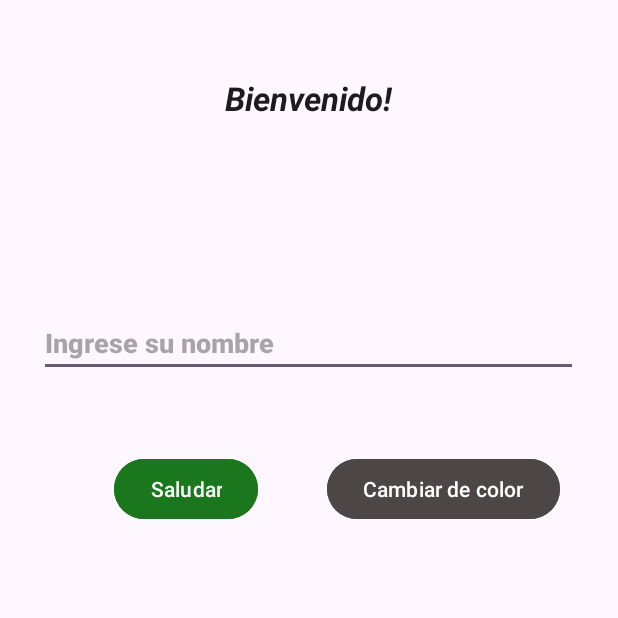
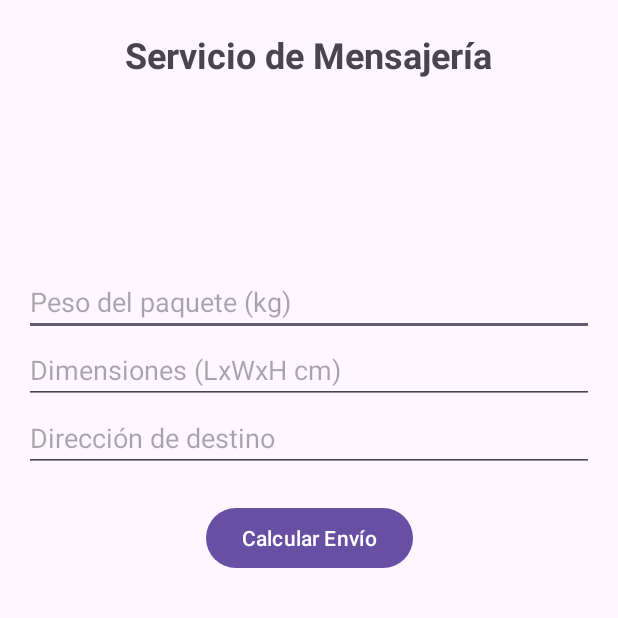
Before and after one commit to joacopastor/appMoviles, an Android app: the screen it shows after launch (MainActivity), on a phone screen of 412 x 824 dp, the top half of it. Run offline under Robolectric (Android 15) with nearby library versions, the phone set to English and light mode, and no system bars.

Commit message:
chore: change full structure

```diff
--- a/app/src/main/java/com/example/practicas/MainActivity.java
+++ b/app/src/main/java/com/example/practicas/MainActivity.java
@@ -7,48 +7,63 @@ import android.widget.Button;
 import android.widget.EditText;
 import android.widget.TextView;
 import android.graphics.Color;
+import android.widget.LinearLayout;
 
 
 public class MainActivity extends AppCompatActivity {
 
-    private TextView helloTextView;
-    private EditText nombre;
-    private boolean isBlack = true;
+    private EditText etWeight, etDimensions, etDestination;
+    private Button btnCalculate;
+    private LinearLayout llFields;
 
     @Override
     protected void onCreate(Bundle savedInstanceState) {
         super.onCreate(savedInstanceState);
         setContentView(R.layout.activity_main);
-        helloTextView = findViewById(R.id.textoEj);
-        nombre = findViewById(R.id.nombre);
-        Button saludarBtn = findViewById(R.id.saludarBtn);
-        Button colorChangeBtn = findViewById(R.id.colorChangeBtn);
 
-        saludarBtn.setOnClickListener(new View.OnClickListener(){
+        // Referencias a los elementos de la vista
+        etWeight = findViewById(R.id.etWeight);
+        etDimensions = findViewById(R.id.etDimensions);
+        etDestination = findViewById(R.id.etDestination);
+        btnCalculate = findViewById(R.id.btnCalculate);
+        llFields = findViewById(R.id.llFields);
+
+        // Evento onClick para el botón de calcular
+        btnCalculate.setOnClickListener(new View.OnClickListener() {
             @Override
-            public void onClick(View v){
-                String name = nombre.getText().toString();
-                helloTextView.setText("Hola " + name + ", bienvenido/a!!");
+            public void onClick(View v) {
+                calcularEnvio();
             }
         });
-
-        // Cambiar de color el fondo
-        colorChangeBtn.setOnClickListener(new View.OnClickListener(){
-            @Override
-            public void onClick(View v) {
-                if (isBlack) {
-                    v.getRootView().setBackgroundColor(Color.WHITE); // Cambia el fondo a blanco
-                    helloTextView.setTextColor(Color.BLACK);
-                    nombre.setTextColor(Color.BLACK);
-                } else {
-                    v.getRootView().setBackgroundColor(Color.BLACK);// Cambia el fondo a negro
-                    helloTextView.setTextColor(Color.WHITE);
-                    nombre.setTextColor(Color.WHITE);
-                }
-                isBlack = !isBlack; // Alterna el valor de isBlack
-            }
-        });
-
     }
 
+    // Método para calcular el envío y mostrar resultados
+    private void calcularEnvio() {
+        String peso = etWeight.getText().toString();
+        String dimensiones = etDimensions.getText().toString();
+        String destino = etDestination.getText().toString();
+
+        // Lógica simplificada para estimar precio y tiempo
+        double precioEstimado = calcularPrecio(peso, dimensiones);
+        String fechaEntrega = calcularFechaEntrega(destino);
+
+        // Crear y agregar TextView dinámico para mostrar resultados
+        TextView tvResult = new TextView(this);
+        tvResult.setText("Precio Estimado: $" + precioEstimado + "\nFecha Estimada de Entrega: " + fechaEntrega);
+        tvResult.setTextSize(16);
+        llFields.addView(tvResult);
+    }
+
+    // Función que simula el cálculo del precio basado en el peso y dimensiones
+    private double calcularPrecio(String peso, String dimensiones) {
+        // Simplificación: convertir peso a double y aplicar un factor de coste
+        double pesoDouble = peso.isEmpty() ? 0 : Double.parseDouble(peso);
+        return pesoDouble * 10; // Factor de coste arbitrario para el ejemplo
+    }
+
+    // Función que simula el cálculo de la fecha de entrega basada en el destino
+    private String calcularFechaEntrega(String destino) {
+        // Simplificación: retorno de fecha fija
+        return "5-7 días hábiles";
+    }
 }
--- a/app/src/main/res/layout/activity_main.xml
+++ b/app/src/main/res/layout/activity_main.xml
@@ -1,75 +1,92 @@
 <?xml version="1.0" encoding="utf-8"?>
-<androidx.constraintlayout.widget.ConstraintLayout xmlns:android="http://schemas.android.com/apk/res/android"
+<androidx.constraintlayout.widget.ConstraintLayout
+    xmlns:android="http://schemas.android.com/apk/res/android"
     xmlns:app="http://schemas.android.com/apk/res-auto"
     xmlns:tools="http://schemas.android.com/tools"
-    android:layout_width="wrap_content"
-    android:layout_height="wrap_content"
+    android:layout_width="match_parent"
+    android:layout_height="match_parent"
     tools:context=".MainActivity">
 
-    <androidx.constraintlayout.widget.ConstraintLayout
-        android:id="@+id/linearLayout"
-        android:layout_width="411dp"
-        android:layout_height="400dp"
-        app:layout_constraintBottom_toBottomOf="parent"
+    <!-- Título de la App -->
+    <TextView
+        android:id="@+id/tvTitle"
+        android:layout_width="wrap_content"
+        android:layout_height="wrap_content"
+        android:text="Servicio de Mensajería"
+        android:textSize="24sp"
+        android:textStyle="bold"
+        app:layout_constraintTop_toTopOf="parent"
+        app:layout_constraintStart_toStartOf="parent"
         app:layout_constraintEnd_toEndOf="parent"
-        app:layout_constraintHorizontal_bias="0.0"
+        android:layout_marginTop="20dp"/>
+
+    <!-- Imagen representativa -->
+    <ImageView
+        android:id="@+id/ivLogo"
+        android:layout_width="100dp"
+        android:layout_height="100dp"
+        app:layout_constraintTop_toBottomOf="@+id/tvTitle"
         app:layout_constraintStart_toStartOf="parent"
-        app:layout_constraintTop_toTopOf="parent"
-        app:layout_constraintVertical_bias="1.0">
+        app:layout_constraintEnd_toEndOf="parent"
+        android:layout_marginTop="10dp"/>
 
-        <TextView
-            android:id="@+id/textoEj"
-            android:layout_width="wrap_content"
+    <!-- Layout para los campos -->
+    <LinearLayout
+        android:id="@+id/llFields"
+        android:layout_width="0dp"
+        android:layout_height="wrap_content"
+        android:orientation="vertical"
+        app:layout_constraintTop_toBottomOf="@+id/ivLogo"
+        app:layout_constraintStart_toStartOf="parent"
+        app:layout_constraintEnd_toEndOf="parent"
+        android:layout_margin="16dp">
+
+        <!-- Campo de peso -->
+        <EditText
+            android:id="@+id/etWeight"
+            android:layout_width="match_parent"
             android:layout_height="wrap_content"
-            android:layout_marginBottom="76dp"
-            android:text="Bienvenido!"
-            android:textAppearance="@style/TextAppearance.AppCompat.Large"
-            android:textStyle="bold|italic"
-            app:layout_constraintBottom_toTopOf="@+id/nombre"
-            app:layout_constraintEnd_toEndOf="parent"
-            app:layout_constraintStart_toStartOf="parent"
-            app:layout_constraintTop_toTopOf="parent"
-            app:layout_constraintVertical_bias="1.0" />
+            android:hint="Peso del paquete (kg)"
+            android:inputType="numberDecimal"/>
 
+        <!-- Campo de dimensiones -->
         <EditText
-            android:id="@+id/nombre"
-            android:layout_width="359dp"
+            android:id="@+id/etDimensions"
+            android:layout_width="match_parent"
             android:layout_height="wrap_content"
-            android:ems="10"
-            android:fontFamily="sans-serif-black"
-            android:hint="Ingrese su nombre"
-            android:inputType="text"
-            app:layout_constraintBottom_toTopOf="@+id/saludarBtn"
-            app:layout_constraintEnd_toEndOf="parent"
-            app:layout_constraintStart_toStartOf="parent"
-            app:layout_constraintTop_toBottomOf="@+id/textoEj" />
+            android:hint="Dimensiones (LxWxH cm)"
+            android:inputType="text"/>
 
-        <Button
-            android:id="@+id/saludarBtn"
-            android:layout_width="wrap_content"
+        <!-- Campo de dirección de destino -->
+        <EditText
+            android:id="@+id/etDestination"
+            android:layout_width="match_parent"
             android:layout_height="wrap_content"
-            android:backgroundTint="#1A771D"
-            android:text="Saludar"
-            android:textColor="#F8F8F8"
-            app:layout_constraintBottom_toBottomOf="parent"
-            app:layout_constraintEnd_toEndOf="parent"
-            app:layout_constraintHorizontal_bias="0.24"
-            app:layout_constraintStart_toStartOf="parent"
-            app:layout_constraintTop_toBottomOf="@+id/nombre"
-            app:layout_constraintVertical_bias="0.501" />
+            android:hint="Dirección de destino"
+            android:inputType="text"/>
 
-        <Button
-            android:id="@+id/colorChangeBtn"
-            android:layout_width="wrap_content"
-            android:layout_height="wrap_content"
-            android:backgroundTint="#4C4646"
-            android:text="Cambiar de color"
-            app:layout_constraintBottom_toBottomOf="parent"
-            app:layout_constraintEnd_toEndOf="parent"
-            app:layout_constraintHorizontal_bias="0.545"
-            app:layout_constraintStart_toEndOf="@+id/saludarBtn"
-            app:layout_constraintTop_toBottomOf="@+id/nombre"
-            app:layout_constraintVertical_bias="0.501" />
-    </androidx.constraintlayout.widget.ConstraintLayout>
+    </LinearLayout>
 
+    <!-- Botón para calcular -->
+    <Button
+        android:id="@+id/btnCalculate"
+        android:layout_width="wrap_content"
+        android:layout_height="wrap_content"
+        android:text="Calcular Envío"
+        app:layout_constraintTop_toBottomOf="@+id/llFields"
+        app:layout_constraintStart_toStartOf="parent"
+        app:layout_constraintEnd_toEndOf="parent"
+        android:layout_marginTop="20dp"/>
+
+    <!-- TextView dinámico para resultados -->
+    <TextView
+        android:id="@+id/tvResult"
+        android:layout_width="wrap_content"
+        android:layout_height="wrap_content"
+        android:text=""
+        android:textSize="16sp"
+        app:layout_constraintTop_toBottomOf="@+id/btnCalculate"
+        app:layout_constraintStart_toStartOf="parent"
+        app:layout_constraintEnd_toEndOf="parent"
+        android:layout_marginTop="20dp"/>
 </androidx.constraintlayout.widget.ConstraintLayout>
```
